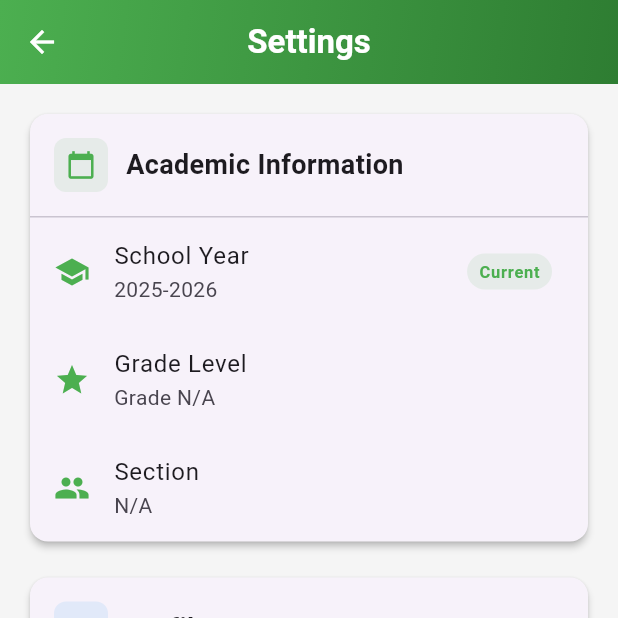
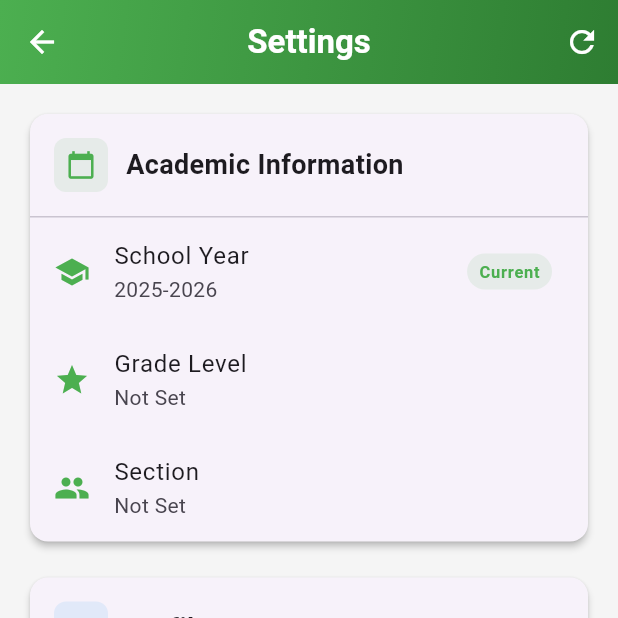
Before and after one commit to MarkJustine28/capstone, a Flutter app: the StudentSettingsPage screen opened by its route, after a tap on an icon or button, on a phone screen of 412 x 824 dp, the top half of it. Run offline on Flutter 3.47's test engine with Material 3 defaults, Android fonts, the phone set to English and light mode, and no system bars; our stand-ins replace flutter_dotenv, shared_preferences; accounts and stored records are empty.

Commit message:
Fetch and display student grade and section in settings
Updates:
- Added initState to auto-load student info on page load
- Added refresh button in AppBar to reload data
- Added pull-to-refresh functionality
- Display grade level (e.g., 'Grade 11')
- Display strand for Grade 11 & 12 students
- Display section name
- Show contact number if available
- Show guardian name and contact if available
- Added loading indicator while fetching data
- Improved null safety for all fields

Student settings page now shows complete academic information
including grade level, strand, and section fetched from backend.

```diff
--- a/lib/features/student/pages/settings_page.dart
+++ b/lib/features/student/pages/settings_page.dart
@@ -12,6 +12,25 @@ class StudentSettingsPage extends StatefulWidget {
 }
 
 class _StudentSettingsPageState extends State<StudentSettingsPage> {
+  bool _isLoading = false;
+
+  @override
+  void initState() {
+    super.initState();
+    _loadStudentInfo();
+  }
+
+  Future<void> _loadStudentInfo() async {
+    final authProvider = Provider.of<AuthProvider>(context, listen: false);
+    final studentProvider = Provider.of<StudentProvider>(context, listen: false);
+
+    if (authProvider.token != null) {
+      setState(() => _isLoading = true);
+      await studentProvider.fetchStudentInfo(authProvider.token!);
+      setState(() => _isLoading = false);
+    }
+  }
+
   @override
   Widget build(BuildContext context) {
     final authProvider = Provider.of<AuthProvider>(context);
@@ -36,8 +55,19 @@ class _StudentSettingsPageState extends State<StudentSettingsPage> {
           ),
         ),
         foregroundColor: Colors.white,
+        actions: [
+          IconButton(
+            icon: const Icon(Icons.refresh),
+            onPressed: _loadStudentInfo,
+            tooltip: 'Refresh',
           ),
-      body: ListView(
+        ],
+      ),
+      body: _isLoading
+          ? const Center(child: CircularProgressIndicator())
+          : RefreshIndicator(
+              onRefresh: _loadStudentInfo,
+              child: ListView(
                 padding: const EdgeInsets.all(16),
                 children: [
                   // ✅ School Year Information Section
@@ -60,6 +90,7 @@ class _StudentSettingsPageState extends State<StudentSettingsPage> {
                   _buildLogoutButton(context, authProvider),
                 ],
               ),
+            ),
     );
   }
 
@@ -68,6 +99,7 @@ class _StudentSettingsPageState extends State<StudentSettingsPage> {
     final schoolYear = provider.currentSchoolYear;
     final grade = provider.gradeLevel;
     final section = provider.section;
+    final strand = provider.studentInfo?['strand'] as String?;
 
     return Card(
       elevation: 2,
@@ -103,6 +135,8 @@ class _StudentSettingsPageState extends State<StudentSettingsPage> {
             ),
           ),
           const Divider(height: 1),
+
+          // School Year
           ListTile(
             leading: const Icon(Icons.school, color: Color(0xFF4CAF50)),
             title: const Text('School Year'),
@@ -127,15 +161,27 @@ class _StudentSettingsPageState extends State<StudentSettingsPage> {
               ),
             ),
           ),
+
+          // Grade Level
           ListTile(
             leading: const Icon(Icons.grade, color: Color(0xFF4CAF50)),
             title: const Text('Grade Level'),
-            subtitle: Text('Grade $grade'),
+            subtitle: Text(grade != 'N/A' ? 'Grade $grade' : 'Not Set'),
           ),
+
+          // Strand (for Grade 11 & 12)
+          if (strand != null && strand.isNotEmpty && (grade == '11' || grade == '12'))
+            ListTile(
+              leading: const Icon(Icons.category, color: Color(0xFF4CAF50)),
+              title: const Text('Strand'),
+              subtitle: Text(strand),
+            ),
+
+          // Section
           ListTile(
             leading: const Icon(Icons.group, color: Color(0xFF4CAF50)),
             title: const Text('Section'),
-            subtitle: Text(section),
+            subtitle: Text(section != 'N/A' ? section : 'Not Set'),
           ),
         ],
       ),
@@ -213,7 +259,6 @@ class _StudentSettingsPageState extends State<StudentSettingsPage> {
             subtitle: Text(authProvider.username ?? 'N/A'),
             trailing: const Icon(Icons.edit, size: 20),
             onTap: () {
-              // TODO: Navigate to edit profile page
               ScaffoldMessenger.of(context).showSnackBar(
                 const SnackBar(
                   content: Text('Profile editing coming soon!'),
@@ -222,8 +267,10 @@ class _StudentSettingsPageState extends State<StudentSettingsPage> {
               );
             },
           ),
-          // ✅ FIX: Safely access student info with null checks
-          if (studentProvider.studentInfo != null) ...[
+
+          // Student ID
+          if (studentProvider.studentInfo != null &&
+              studentProvider.studentInfo!['student_id'] != null)
             ListTile(
               leading: const Icon(Icons.badge, color: Colors.blue),
               title: const Text('Student ID'),
@@ -231,7 +278,35 @@ class _StudentSettingsPageState extends State<StudentSettingsPage> {
                 studentProvider.studentInfo?['student_id']?.toString() ?? 'N/A',
               ),
             ),
+
+          // Contact Number
+          if (studentProvider.studentInfo?['contact_number'] != null &&
+              (studentProvider.studentInfo!['contact_number'] as String).isNotEmpty)
+            ListTile(
+              leading: const Icon(Icons.phone, color: Colors.blue),
+              title: const Text('Contact Number'),
+              subtitle: Text(studentProvider.studentInfo?['contact_number'] ?? 'N/A'),
+            ),
+
+          // Guardian Info
+          if (studentProvider.studentInfo?['guardian_name'] != null &&
+              (studentProvider.studentInfo!['guardian_name'] as String).isNotEmpty)
+            ListTile(
+              leading: const Icon(Icons.family_restroom, color: Colors.blue),
+              title: const Text('Guardian'),
+              subtitle: Column(
+                crossAxisAlignment: CrossAxisAlignment.start,
+                children: [
+                  Text(studentProvider.studentInfo?['guardian_name'] ?? 'N/A'),
+                  if (studentProvider.studentInfo?['guardian_contact'] != null &&
+                      (studentProvider.studentInfo!['guardian_contact'] as String).isNotEmpty)
+                    Text(
+                      'Contact: ${studentProvider.studentInfo?['guardian_contact']}',
+                      style: const TextStyle(fontSize: 12, color: Colors.grey),
+                    ),
                 ],
+              ),
+            ),
         ],
       ),
     );
@@ -283,7 +358,6 @@ class _StudentSettingsPageState extends State<StudentSettingsPage> {
             title: const Text('Change Password'),
             trailing: const Icon(Icons.chevron_right),
             onTap: () {
-              // TODO: Navigate to change password page
               ScaffoldMessenger.of(context).showSnackBar(
                 const SnackBar(
                   content: Text('Password change coming soon!'),
```
Lines whose indentation alone changed are shown as unchanged.
